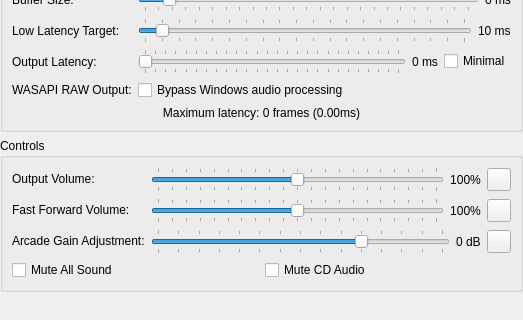
Before: the Qt Designer form src/arcadeduck-qt/audiosettingswidget.ui in StillJC/ArcadeDuck, drawn with Qt 5; both pictures show x 0 to 523 and y 184 to 504 of the 523 by 504 pixel window.
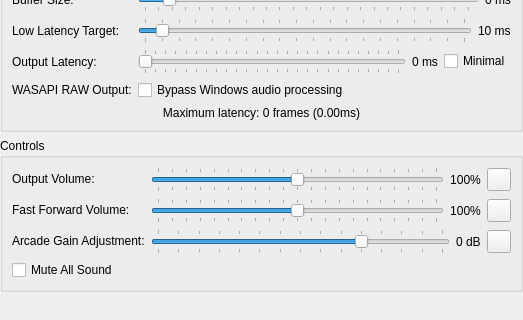
After: the same form once the commit is applied. Icons and pictures are not drawn.

Diff of the .ui file:
```diff
--- a/src/arcadeduck-qt/audiosettingswidget.ui
+++ b/src/arcadeduck-qt/audiosettingswidget.ui
@@ -446,20 +446,13 @@
       </item>
       <item row="3" column="0" colspan="2">
        <layout class="QGridLayout" name="gridLayout_2">
-        <item row="0" column="0">
+        <item row="0" column="0" colspan="2">
          <widget class="QCheckBox" name="muted">
           <property name="text">
            <string>Mute All Sound</string>
           </property>
          </widget>
         </item>
-        <item row="0" column="1">
-         <widget class="QCheckBox" name="muteCDAudio">
-          <property name="text">
-           <string>Mute CD Audio</string>
-          </property>
-         </widget>
-        </item>
        </layout>
       </item>
      </layout>
```
